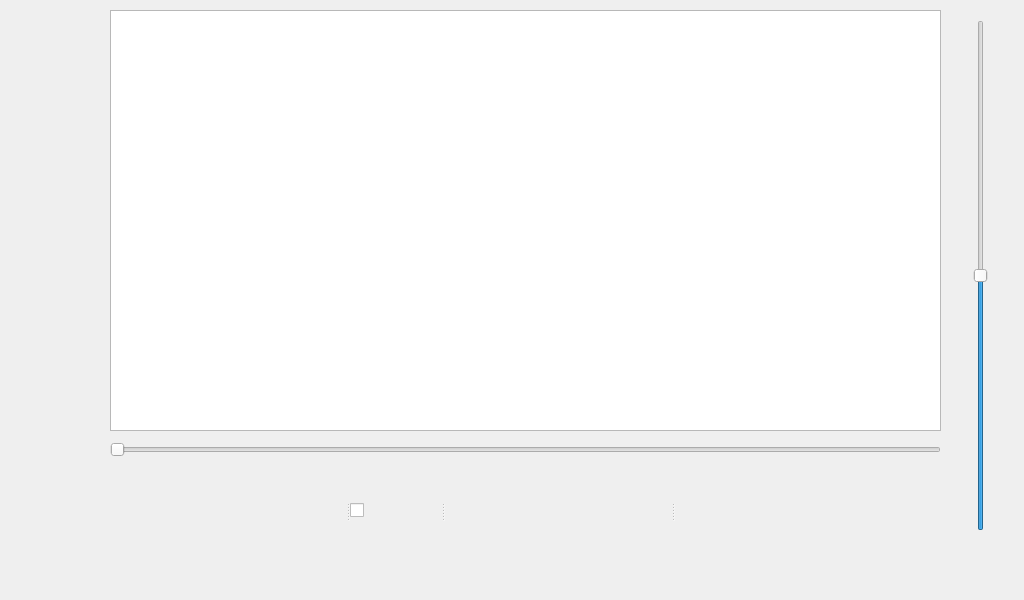
Old version of the form Forms/mp3.ui in the repository HaiidyHossam/QT-Platoon-Infotainment-.
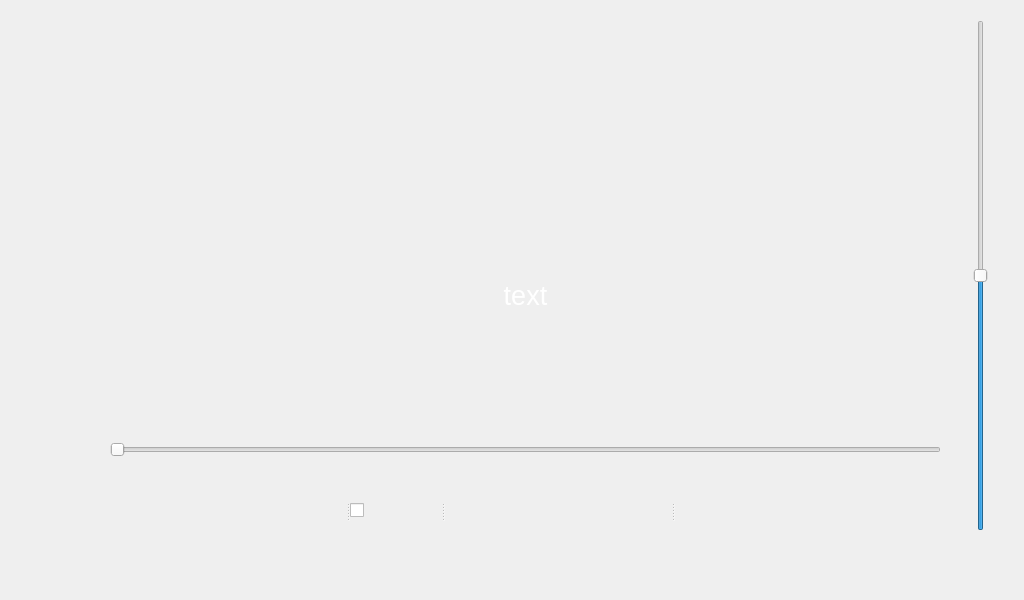
New version of the form. Icons and pictures are not drawn.

Patch:
```diff
--- a/Forms/mp3.ui
+++ b/Forms/mp3.ui
@@ -52,6 +52,10 @@
     <property name="contextMenuPolicy">
      <enum>Qt::NoContextMenu</enum>
     </property>
+    <property name="styleSheet">
+     <string notr="true">background: transparent;
+</string>
+    </property>
    </widget>
    <widget class="QSlider" name="horizontalSlider">
     <property name="geometry">
```
